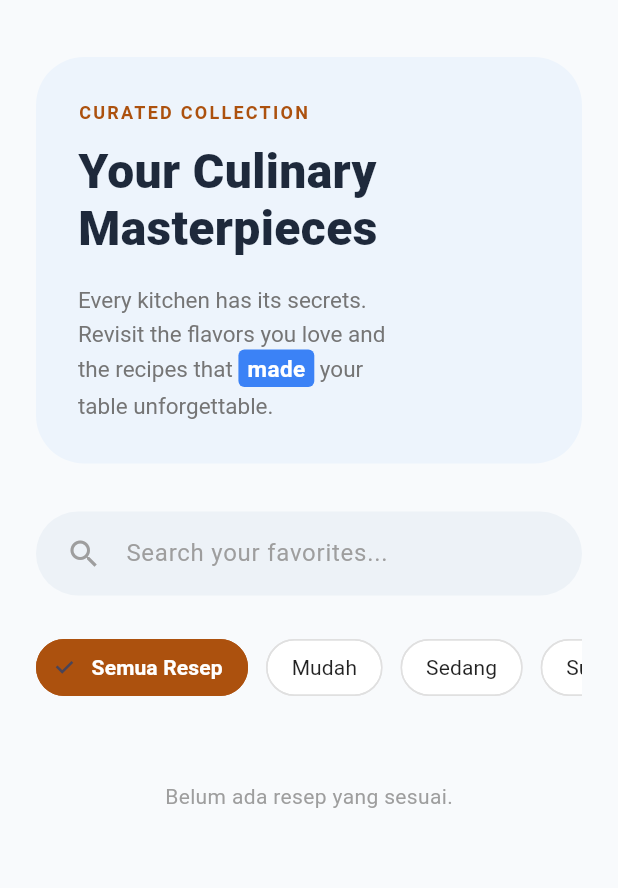
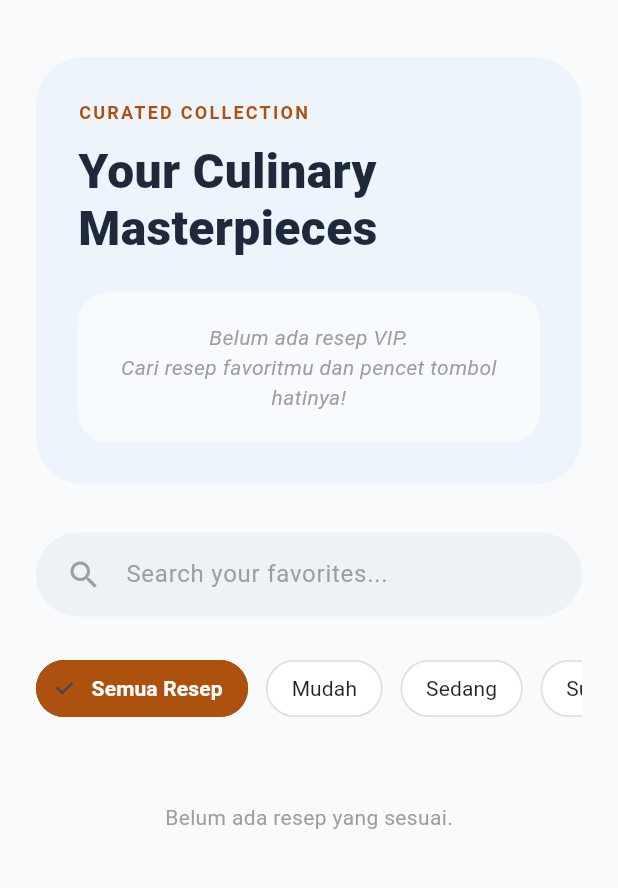
Before and after one commit to dzaii-hud/ResepPintar-AI, a Flutter app: the FavoritesScreen screen opened directly, on a phone screen of 412 x 824 dp, the part 63-951 px from its top. Run offline on Flutter 3.47's test engine with Material 3 defaults, Android fonts, the phone set to English and light mode, and no system bars; our stand-ins replace firebase_core, get, google_sign_in; accounts and stored records are empty; network calls fail.

Commit message:
feat: Menambahkan Slider Card VIP untuk resep favorit di Favorites Screen

```diff
--- a/lib/screens/favorites_screen.dart
+++ b/lib/screens/favorites_screen.dart
@@ -56,7 +56,7 @@ class _FavoritesScreenState extends State<FavoritesScreen> {
           child: Column(
             crossAxisAlignment: CrossAxisAlignment.start,
             children: [
-              // --- BAGIAN 1: HEADER TEXT ---
+              // --- BAGIAN 1: HEADER TEXT & SLIDER VIP ---
               Container(
                 width: double.infinity,
                 padding: const EdgeInsets.all(28.0),
@@ -86,49 +86,139 @@ class _FavoritesScreenState extends State<FavoritesScreen> {
                         height: 1.2,
                       ),
                     ),
-                    const SizedBox(height: 16),
-                    RichText(
-                      text: TextSpan(
-                        style: const TextStyle(
-                          fontSize: 15,
-                          color: AppColors.secondaryTextColor,
-                          height: 1.5,
+                    const SizedBox(
+                      height: 24,
+                    ), // Jarak pengganti teks yang dihapus
+                    // ==========================================
+                    // START: SLIDER VIP RESEP FAVORIT
+                    // ==========================================
+                    Obx(() {
+                      final favRecipes = controller.onlyFavoriteRecipes;
+
+                      // Tampilan kalau belum ada resep yang di-love
+                      if (favRecipes.isEmpty) {
+                        return Container(
+                          width: double.infinity,
+                          padding: const EdgeInsets.all(20),
+                          decoration: BoxDecoration(
+                            color: Colors.white.withOpacity(
+                              0.6,
+                            ), // Transparan dikit nyatu sama biru
+                            borderRadius: BorderRadius.circular(20),
                           ),
+                          child: const Text(
+                            'Belum ada resep VIP.\nCari resep favoritmu dan pencet tombol hatinya!',
+                            textAlign: TextAlign.center,
+                            style: TextStyle(
+                              color: Colors.grey,
+                              fontStyle: FontStyle.italic,
+                            ),
+                          ),
+                        );
+                      }
+
+                      // Tampilan Card Slider kalau ada isinya
+                      return SizedBox(
+                        height:
+                            200, // Tinggi udah disesuaikan biar proporsional di dalam kotak biru
+                        child: ListView.builder(
+                          scrollDirection: Axis.horizontal,
+                          physics: const BouncingScrollPhysics(),
+                          itemCount: favRecipes.length,
+                          itemBuilder: (context, index) {
+                            var recipe = favRecipes[index];
+                            return GestureDetector(
+                              onTap: () => Get.to(
+                                () => const RecipeDetailScreen(),
+                                arguments: recipe,
+                              ),
+                              child: Container(
+                                width:
+                                    220, // Lebarnya dibikin pas buat di-swipe
+                                margin: const EdgeInsets.only(right: 16),
+                                decoration: BoxDecoration(
+                                  borderRadius: BorderRadius.circular(24),
+                                  image: DecorationImage(
+                                    image: AssetImage(
+                                      recipe['image_url'] ??
+                                          'assets/images/default.jpeg',
+                                    ),
+                                    fit: BoxFit.cover,
+                                  ),
+                                  boxShadow: [
+                                    BoxShadow(
+                                      color: Colors.black.withOpacity(0.1),
+                                      blurRadius: 8,
+                                      offset: const Offset(0, 4),
+                                    ),
+                                  ],
+                                ),
+                                child: Container(
+                                  decoration: BoxDecoration(
+                                    borderRadius: BorderRadius.circular(24),
+                                    gradient: LinearGradient(
+                                      begin: Alignment.bottomCenter,
+                                      end: Alignment.topCenter,
+                                      colors: [
+                                        Colors.black.withOpacity(0.8),
+                                        Colors.transparent,
+                                      ],
+                                    ),
+                                  ),
+                                  padding: const EdgeInsets.all(16),
+                                  child: Column(
+                                    mainAxisAlignment: MainAxisAlignment.end,
+                                    crossAxisAlignment:
+                                        CrossAxisAlignment.start,
                                     children: [
-                          const TextSpan(
-                            text:
-                                'Every kitchen has its secrets.\nRevisit the flavors you love and\nthe recipes that ',
-                          ),
-                          WidgetSpan(
-                            alignment: PlaceholderAlignment.middle,
-                            child: Container(
+                                      Container(
                                         padding: const EdgeInsets.symmetric(
-                                horizontal: 6,
-                                vertical: 2,
+                                          horizontal: 10,
+                                          vertical: 6,
                                         ),
                                         decoration: BoxDecoration(
-                                color: const Color(0xFF3B82F6),
-                                borderRadius: BorderRadius.circular(4),
+                                          color: AppColors.primaryColor,
+                                          borderRadius: BorderRadius.circular(
+                                            12,
                                           ),
-                              child: const Text(
-                                'made',
-                                style: TextStyle(
+                                        ),
+                                        child: Text(
+                                          recipe['difficulty'] ?? 'Mudah',
+                                          style: const TextStyle(
                                             color: Colors.white,
-                                  fontSize: 15,
+                                            fontSize: 10,
                                             fontWeight: FontWeight.bold,
+                                            letterSpacing: 1,
                                           ),
                                         ),
                                       ),
+                                      const SizedBox(height: 8),
+                                      Text(
+                                        recipe['title'] ?? 'Nama Resep',
+                                        style: const TextStyle(
+                                          color: Colors.white,
+                                          fontSize: 16,
+                                          fontWeight: FontWeight.w900,
                                         ),
-                          const TextSpan(text: ' your\ntable unforgettable.'),
-                        ],
-                      ),
+                                        maxLines: 2,
+                                        overflow: TextOverflow.ellipsis,
                                       ),
                                     ],
                                   ),
                                 ),
-              const SizedBox(height: 32),
-
+                              ),
+                            );
+                          },
+                        ),
+                      );
+                    }),
+                    // ==========================================
+                    // END: SLIDER VIP RESEP FAVORIT
+                    // ==========================================
+                  ],
+                ),
+              ),
+              const SizedBox(height: 32), // Jarak sebelum Search Bar
               // --- BAGIAN 2: SEARCH BAR ---
               Container(
                 padding: const EdgeInsets.symmetric(
```
Lines whose indentation alone changed are shown as unchanged.
